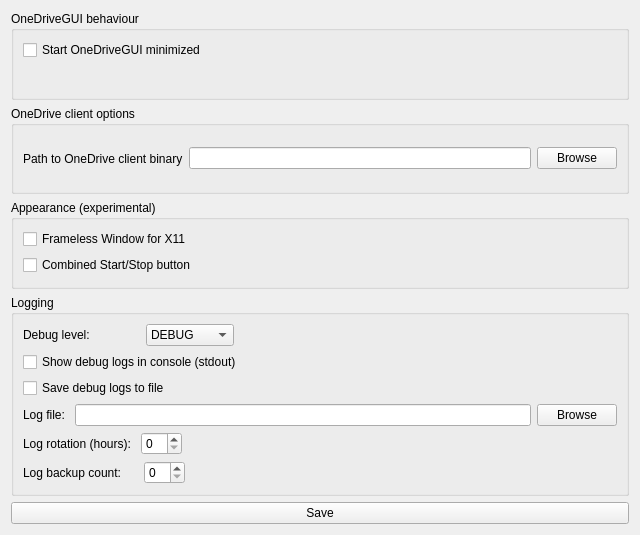
Before: the Qt Designer form src/ui/gui_settings_window.ui in bpozdena/OneDriveGUI, drawn with Qt 5.
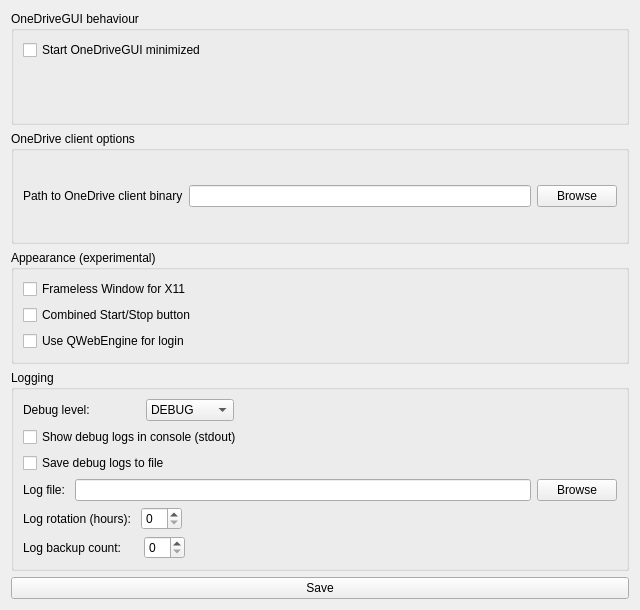
After: the same form once the commit is applied.

Commit message: Disable QWebEngine login by default and move it to GUI Settings #155

```diff
--- a/src/ui/gui_settings_window.ui
+++ b/src/ui/gui_settings_window.ui
@@ -7,7 +7,7 @@
     <x>0</x>
     <y>0</y>
     <width>640</width>
-    <height>535</height>
+    <height>610</height>
    </rect>
   </property>
   <property name="windowTitle">
@@ -84,6 +84,13 @@
         </property>
        </widget>
       </item>
+      <item row="2" column="0">
+       <widget class="QCheckBox" name="checkBox_QWebEngine_login">
+        <property name="text">
+         <string>Use QWebEngine for login</string>
+        </property>
+       </widget>
+      </item>
      </layout>
     </widget>
    </item>
```
The commit also changes 2 other files.
